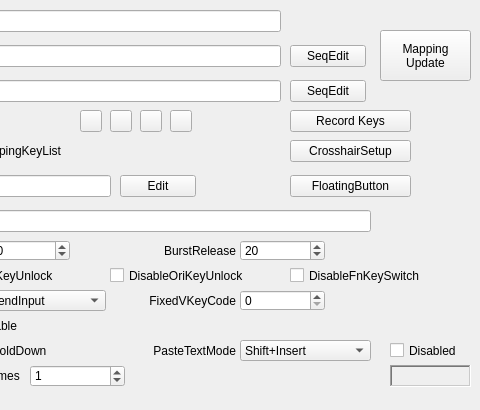
Qt form QKeyMapper/qitemsetupdialog.ui (Zalafina/QKeyMapper) before a commit; both pictures show x 340 to 820 and y 0 to 410 of the 820 by 410 pixel window.
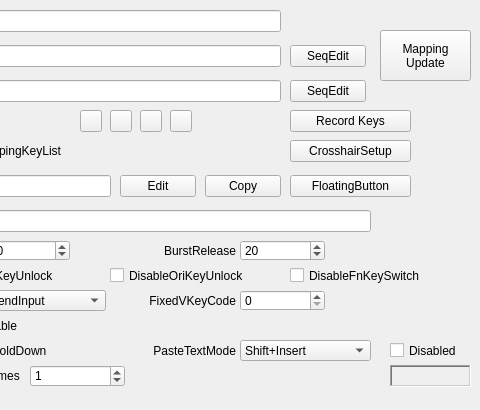
The same form after that commit. Custom widgets are drawn as their Qt base class.

Commit message: Add copy button for keyrecord lineedit.

```diff
--- a/QKeyMapper/qitemsetupdialog.ui
+++ b/QKeyMapper/qitemsetupdialog.ui
@@ -1037,6 +1037,25 @@
     <set>Qt::AlignmentFlag::AlignRight|Qt::AlignmentFlag::AlignTrailing|Qt::AlignmentFlag::AlignVCenter</set>
    </property>
   </widget>
+  <widget class="QPushButton" name="keyRecordCopyButton">
+   <property name="geometry">
+    <rect>
+     <x>545</x>
+     <y>175</y>
+     <width>76</width>
+     <height>22</height>
+    </rect>
+   </property>
+   <property name="focusPolicy">
+    <enum>Qt::FocusPolicy::NoFocus</enum>
+   </property>
+   <property name="text">
+    <string>Copy</string>
+   </property>
+   <property name="autoDefault">
+    <bool>false</bool>
+   </property>
+  </widget>
  </widget>
  <customwidgets>
   <customwidget>
```
The commit also changes 11 other files.
